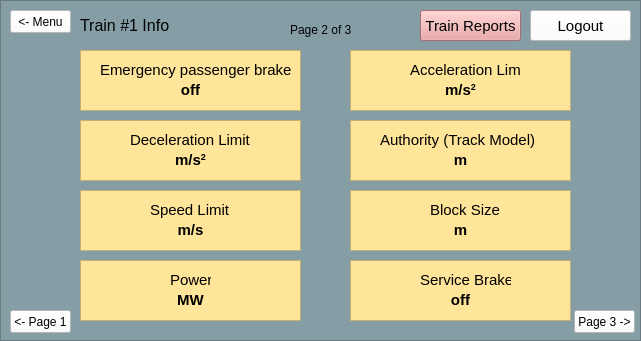
The window that src/UI/TrainModel/Train_Info_Page2.ui (aet37/ECE1140-Project) describes before a commit, drawn with Qt 5.
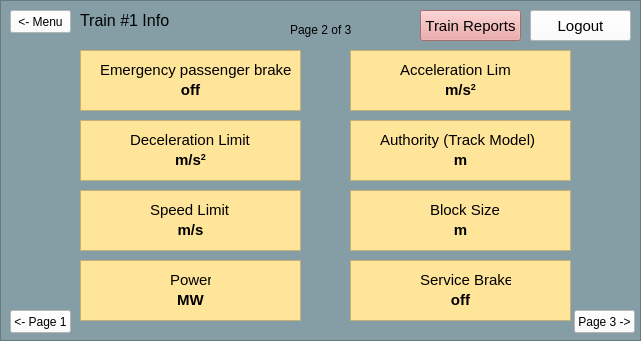
The same window after the commit.

Commit message: Update Train Model UI

What changed in the file:
```diff
--- a/src/UI/TrainModel/Train_Info_Page2.ui
+++ b/src/UI/TrainModel/Train_Info_Page2.ui
@@ -33,24 +33,6 @@
     <property name="frameShadow">
      <enum>QFrame::Raised</enum>
     </property>
-    <widget class="QLabel" name="label">
-     <property name="geometry">
-      <rect>
-       <x>80</x>
-       <y>10</y>
-       <width>203</width>
-       <height>31</height>
-      </rect>
-     </property>
-     <property name="font">
-      <font>
-       <pointsize>12</pointsize>
-      </font>
-     </property>
-     <property name="text">
-      <string>Train #1 Info</string>
-     </property>
-    </widget>
     <widget class="QPushButton" name="report_button_info2">
      <property name="geometry">
       <rect>
@@ -164,7 +146,7 @@
     <widget class="QLabel" name="label_3">
      <property name="geometry">
       <rect>
-       <x>410</x>
+       <x>400</x>
        <y>60</y>
        <width>111</width>
        <height>20</height>
@@ -506,7 +488,24 @@
       <string>&lt;- Menu</string>
      </property>
     </widget>
-    <zorder>label</zorder>
+    <widget class="QLabel" name="page2_train_label">
+     <property name="geometry">
+      <rect>
+       <x>80</x>
+       <y>10</y>
+       <width>203</width>
+       <height>20</height>
+      </rect>
+     </property>
+     <property name="font">
+      <font>
+       <pointsize>12</pointsize>
+      </font>
+     </property>
+     <property name="text">
+      <string>Train #1 Info</string>
+     </property>
+    </widget>
     <zorder>report_button_info2</zorder>
     <zorder>disp_emergency_passenger_brake</zorder>
     <zorder>label_2</zorder>
```
Left out of the diff: 1 changed line with no effect on the pictures. The commit also changes 5 other files.
